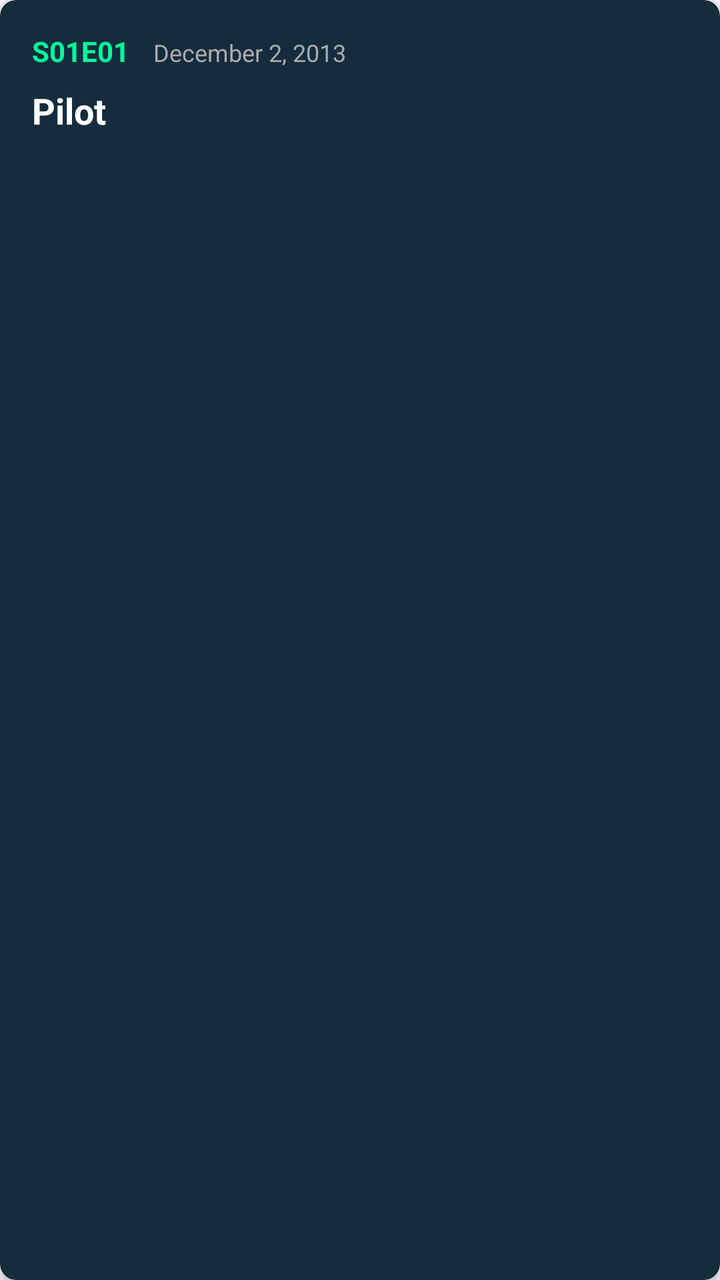
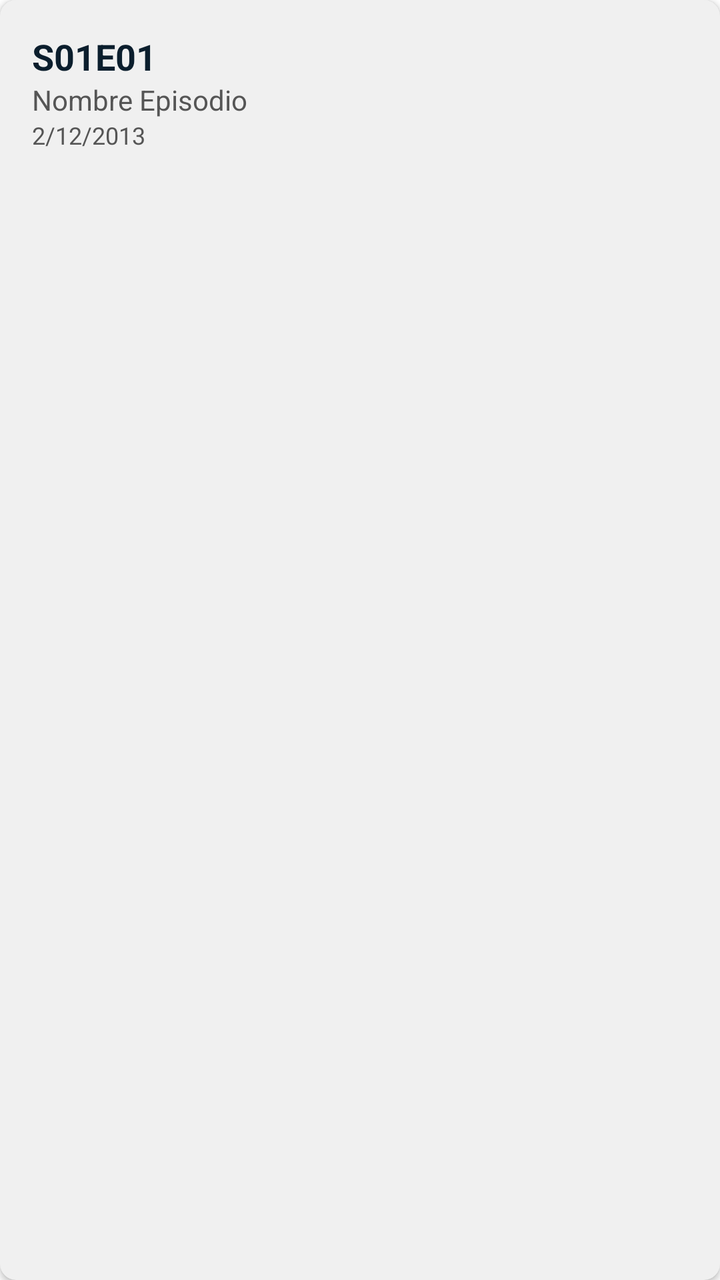

Compare the two renders of this Android layout. The source of the first and the diff that turns it into the second are given below.
<!-- AndroidManifest.xml: application theme Theme.RickyMortyApp -->
<!-- res/layout/item_episode.xml -->
<?xml version="1.0" encoding="utf-8"?>
<androidx.cardview.widget.CardView xmlns:android="http://schemas.android.com/apk/res/android"
    xmlns:app="http://schemas.android.com/apk/res-auto"
    android:layout_width="match_parent"
    android:layout_height="wrap_content"
    android:layout_margin="8dp"
    app:cardBackgroundColor="#152C3D"
    app:cardCornerRadius="8dp"
    app:cardElevation="4dp">

    <androidx.constraintlayout.widget.ConstraintLayout
        android:layout_width="match_parent"
        android:layout_height="wrap_content"
        android:padding="16dp">

        <TextView
            android:id="@+id/tvEpisodeCode"
            android:layout_width="wrap_content"
            android:layout_height="wrap_content"
            android:text="S01E01"
            android:textColor="#00FF9C"
            android:textStyle="bold"
            android:textSize="14sp"
            app:layout_constraintStart_toStartOf="parent"
            app:layout_constraintTop_toTopOf="parent" />

        <TextView
            android:id="@+id/tvDate"
            android:layout_width="wrap_content"
            android:layout_height="wrap_content"
            android:text="December 2, 2013"
            android:textColor="#AAAAAA"
            android:textSize="12sp"
            android:layout_marginStart="12dp"
            app:layout_constraintStart_toEndOf="@id/tvEpisodeCode"
            app:layout_constraintBaseline_toBaselineOf="@id/tvEpisodeCode" />

        <TextView
            android:id="@+id/tvEpisodeName"
            android:layout_width="0dp"
            android:layout_height="wrap_content"
            android:text="Pilot"
            android:textColor="#FFFFFF"
            android:textSize="18sp"
            android:textStyle="bold"
            android:layout_marginTop="8dp"
            android:layout_marginEnd="8dp"
            app:layout_constraintTop_toBottomOf="@id/tvEpisodeCode"
            app:layout_constraintStart_toStartOf="parent"
            app:layout_constraintEnd_toStartOf="@id/ivViewed" />

        <ImageView
            android:id="@+id/ivViewed"
            android:layout_width="24dp"
            android:layout_height="24dp"
            android:src="@android:drawable/ic_menu_view"
            app:tint="#00FF9C"
            android:visibility="gone"
            app:layout_constraintEnd_toEndOf="parent"
            app:layout_constraintTop_toTopOf="parent"
            app:layout_constraintBottom_toBottomOf="parent" />
    </androidx.constraintlayout.widget.ConstraintLayout>
</androidx.cardview.widget.CardView>
<!-- resources referenced by this layout -->
<resources>
  <style name="Theme.RickyMortyApp" parent="Base.Theme.RickyMortyApp" />
  <style name="Base.Theme.RickyMortyApp" parent="Theme.Material3.DayNight.NoActionBar">
          
          
      </style>
</resources>

<!-- the commit's change to res/layout/item_episode.xml (unified diff, before → after) -->
@@ -3,61 +3,54 @@
     xmlns:app="http://schemas.android.com/apk/res-auto"
     android:layout_width="match_parent"
     android:layout_height="wrap_content"
-    android:layout_margin="8dp"
-    app:cardBackgroundColor="#152C3D"
+    android:layout_marginBottom="8dp"
     app:cardCornerRadius="8dp"
-    app:cardElevation="4dp">
+    app:cardBackgroundColor="@color/card_background"> <LinearLayout
+    android:layout_width="match_parent"
+    android:layout_height="wrap_content"
+    android:orientation="horizontal"
+    android:padding="16dp"
+    android:gravity="center_vertical">
 
-    <androidx.constraintlayout.widget.ConstraintLayout
-        android:layout_width="match_parent"
+    <LinearLayout
+        android:layout_width="0dp"
         android:layout_height="wrap_content"
-        android:padding="16dp">
+        android:layout_weight="1"
+        android:orientation="vertical">
 
         <TextView
             android:id="@+id/tvEpisodeCode"
             android:layout_width="wrap_content"
             android:layout_height="wrap_content"
             android:text="S01E01"
-            android:textColor="#00FF9C"
+            android:textColor="@color/primary_text"
             android:textStyle="bold"
-            android:textSize="14sp"
-            app:layout_constraintStart_toStartOf="parent"
-            app:layout_constraintTop_toTopOf="parent" />
-
-        <TextView
-            android:id="@+id/tvDate"
-            android:layout_width="wrap_content"
-            android:layout_height="wrap_content"
-            android:text="December 2, 2013"
-            android:textColor="#AAAAAA"
-            android:textSize="12sp"
-            android:layout_marginStart="12dp"
-            app:layout_constraintStart_toEndOf="@id/tvEpisodeCode"
-            app:layout_constraintBaseline_toBaselineOf="@id/tvEpisodeCode" />
+            android:textSize="18sp"/>
 
         <TextView
             android:id="@+id/tvEpisodeName"
-            android:layout_width="0dp"
+            android:layout_width="wrap_content"
             android:layout_height="wrap_content"
-            android:text="Pilot"
-            android:textColor="#FFFFFF"
-            android:textSize="18sp"
-            android:textStyle="bold"
-            android:layout_marginTop="8dp"
-            android:layout_marginEnd="8dp"
-            app:layout_constraintTop_toBottomOf="@id/tvEpisodeCode"
-            app:layout_constraintStart_toStartOf="parent"
-            app:layout_constraintEnd_toStartOf="@id/ivViewed" />
+            android:text="Nombre Episodio"
+            android:textColor="@color/secondary_text"
+            android:textSize="14sp"/>
 
-        <ImageView
-            android:id="@+id/ivViewed"
-            android:layout_width="24dp"
-            android:layout_height="24dp"
-            android:src="@android:drawable/ic_menu_view"
-            app:tint="#00FF9C"
-            android:visibility="gone"
-            app:layout_constraintEnd_toEndOf="parent"
-            app:layout_constraintTop_toTopOf="parent"
-            app:layout_constraintBottom_toBottomOf="parent" />
-    </androidx.constraintlayout.widget.ConstraintLayout>
+        <TextView
+            android:id="@+id/tvEpisodeDate"
+            android:layout_width="wrap_content"
+            android:layout_height="wrap_content"
+            android:text="2/12/2013"
+            android:textColor="@color/secondary_text"
+            android:textSize="12sp"/>
+    </LinearLayout>
+
+    <ImageView
+        android:id="@+id/ivViewed"
+        android:layout_width="24dp"
+        android:layout_height="24dp"
+        android:src="@android:drawable/ic_menu_view"
+        app:tint="@color/rick_green"
+        android:visibility="gone"/>
+
+</LinearLayout>
 </androidx.cardview.widget.CardView>
<!-- resource entries referenced after the edit -->
@@ -1,9 +1,17 @@
 <!-- resources referenced by this layout -->
 <resources>
-  <style name="Theme.RickyMortyApp" parent="Base.Theme.RickyMortyApp" />
-  <style name="Base.Theme.RickyMortyApp" parent="Theme.Material3.DayNight.NoActionBar">
-          
-          
+  <color name="card_background">#F0F0F0</color>
+  <color name="primary_text">#0B1E2D</color>
+  <color name="rick_green">#00FF9C</color>
+  <color name="secondary_text">#555555</color>
+  <style name="Theme.RickyMortyApp" parent="Theme.MaterialComponents.DayNight.NoActionBar">
+          <item name="colorPrimary">@color/rick_blue</item>
+          <item name="colorPrimaryVariant">@color/black</item>
+          <item name="colorOnPrimary">@color/rick_green</item>
+  
+          <item name="android:statusBarColor">?attr/colorPrimaryVariant</item>
       </style>
+  <color name="rick_blue">#0B1E2D</color>
+  <color name="black">#000000</color>
 </resources>
 
